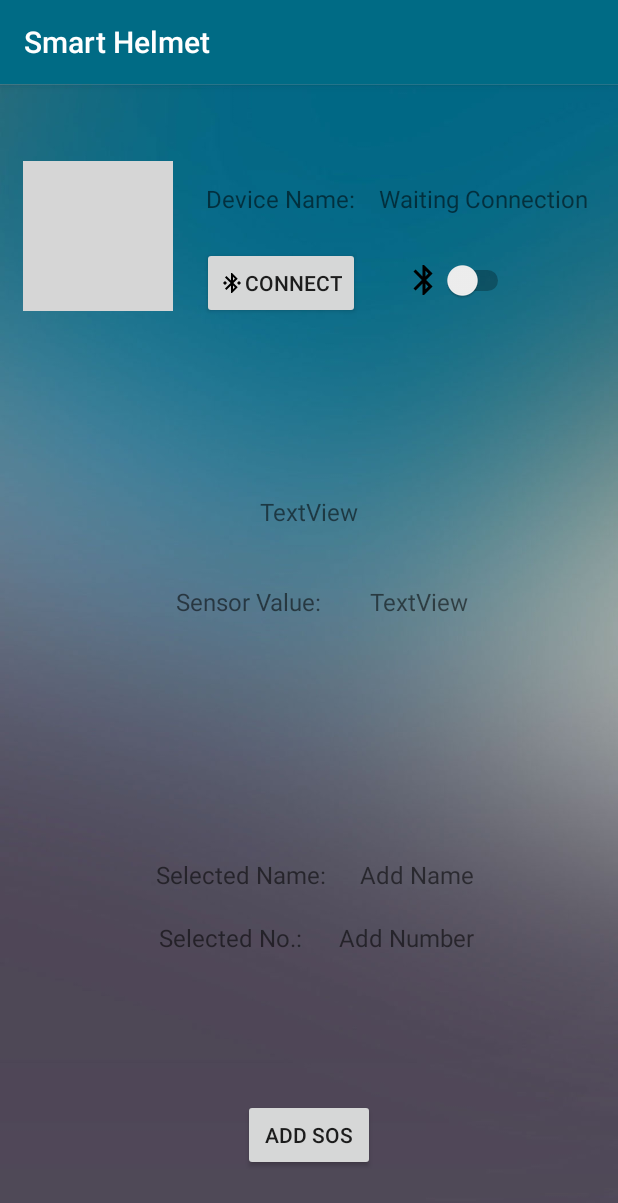
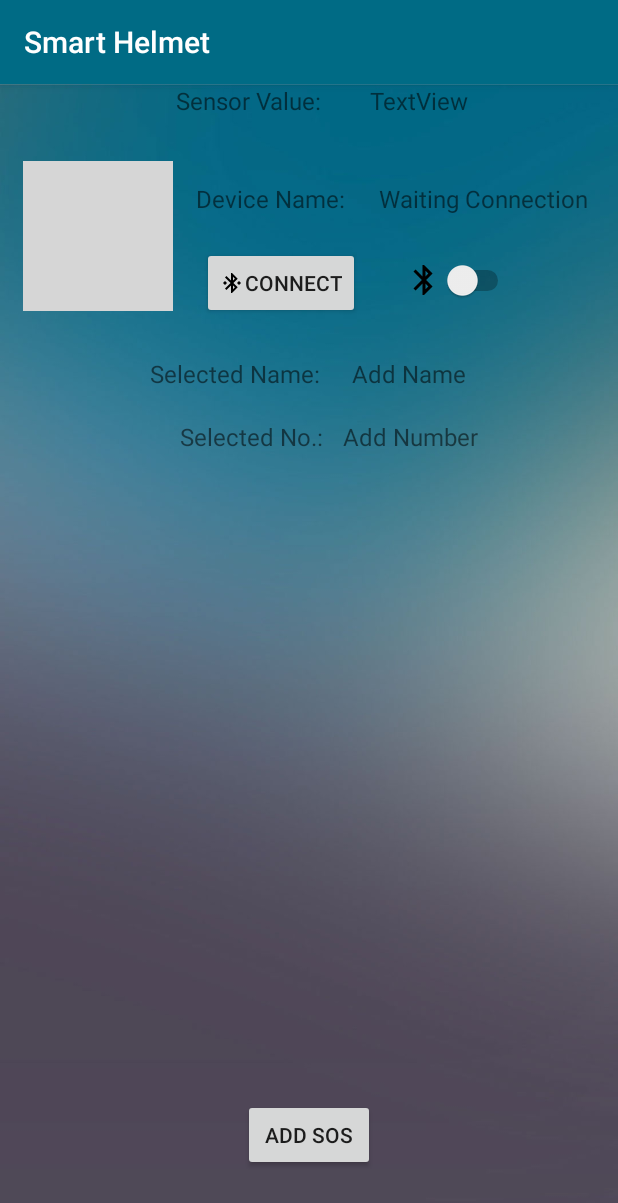
Before and after one commit to 01milan10/SmartHelmet, an Android app: the Landing screen opened directly, with no data from a screen before it, on a phone screen of 412 x 824 dp. Shown: the top 1203 px of the screen. Run offline under Robolectric (Android 15) with nearby library versions, the phone set to English and light mode, and no system bars; grey boxes are pictures that could not be loaded.

Commit message:
almost final

```diff
--- a/app/src/main/java/com/example/smarthelmet/Landing.java
+++ b/app/src/main/java/com/example/smarthelmet/Landing.java
@@ -19,6 +19,7 @@ import android.location.Criteria;
 import android.location.Location;
 import android.location.LocationListener;
 import android.location.LocationManager;
+import android.location.LocationProvider;
 import android.net.Uri;
 import android.os.Build;
 import android.os.Handler;
@@ -75,11 +76,11 @@ public class Landing extends AppCompatActivity implements LocationListener {
     String longitude, latitude;
     String namee, numberrr;
 
-    Button connectBtn, btnSOS, onOffBtn;
-    TextView deviceName, sosName, sosNumber, senseValue,currentLocation;
+    Button connectBtn, btnSOS;
+    TextView deviceName, sosName, sosNumber, senseValue;
     Switch bluetoothSwitch;
 
-    BluetoothAdapter mBlueAdapter;
+    BluetoothAdapter mBlueAdapter = BluetoothAdapter.getDefaultAdapter();
 
     DatabaseHelper databaseHelper = new DatabaseHelper(this);
 
@@ -91,13 +92,10 @@ public class Landing extends AppCompatActivity implements LocationListener {
 
         btnSOS = (Button) findViewById(R.id.btnSOS);
         connectBtn = (Button) findViewById(R.id.connectBtn);
-//        onOffBtn = (Button) findViewById(R.id.onOffBtn);
         deviceName = (TextView) findViewById(R.id.deviceName);
-//        deviceAddress = (TextView) findViewById(R.id.deviceAddress);
         sosName = (TextView) findViewById(R.id.sosName);
         sosNumber = (TextView) findViewById(R.id.sosNumber);
         senseValue = (TextView) findViewById(R.id.senseValue);
-        currentLocation =(TextView)findViewById(R.id.currentLocation);
         bluetoothSwitch =(Switch) findViewById(R.id.bluetoothSwitch);
 
         Intent intent = new Intent(this,smartService.class);
@@ -110,19 +108,18 @@ public class Landing extends AppCompatActivity implements LocationListener {
             sosName.setText(namee);
             sosNumber.setText(numberrr);
         }
+        if (mBlueAdapter.isEnabled()){
+            bluetoothSwitch.setChecked(true);
+        }
 
-
-        final int permissionCheck = ContextCompat.checkSelfPermission(Landing.this, ACCESS_FINE_LOCATION);
-        if(permissionCheck == PackageManager.PERMISSION_GRANTED){
-            Toast.makeText(Landing.this, "Request granted!!", Toast.LENGTH_LONG).show();
-        }
-        else {
+        final int permissionCheck = ContextCompat.checkSelfPermission(Landing.this, Manifest.permission.ACCESS_FINE_LOCATION);
+        if(!(permissionCheck == PackageManager.PERMISSION_GRANTED)){
             ActivityCompat.requestPermissions(Landing.this,new String[]{ACCESS_FINE_LOCATION,SEND_SMS},RequestPermissionCode);
         }
 
-        Criteria criteria = new Criteria();
+
         locationManager = (LocationManager) getSystemService(Context.LOCATION_SERVICE);
-        provider = locationManager.getBestProvider(criteria, true);
+        provider = locationManager.getBestProvider(createFineCriteria(), true);
         locationManager.requestLocationUpdates(provider, 1000, 0,this);
 
 
@@ -139,7 +136,6 @@ public class Landing extends AppCompatActivity implements LocationListener {
                     mBlueAdapter = BluetoothAdapter.getDefaultAdapter();
                     mBlueAdapter.disable();
                     deviceName.setText("Waiting...");
-//                    deviceAddress.setText("Waiting...");
                 }
             }
         });
@@ -172,21 +168,17 @@ public class Landing extends AppCompatActivity implements LocationListener {
             }
         });
 
-//        onOffBtn.setOnClickListener(new View.OnClickListener() {
-//            @Override
-//            public void onClick(View v) {
-//                mBlueAdapter = BluetoothAdapter.getDefaultAdapter();
-//                if (!mBlueAdapter.isEnabled()) {
-//                    Toast.makeText(Landing.this, "Turning On Bluetooth...", Toast.LENGTH_SHORT).show();
-//                    Intent intent = new Intent(BluetoothAdapter.ACTION_REQUEST_ENABLE);
-//                    startActivityForResult(intent, REQUEST_ENABLE_BT);
-//                } else {
-//                    mBlueAdapter.disable();
-//                    deviceName.setText("Waiting...");
-////                    deviceAddress.setText("Waiting...");
-//                }
-//            }
-//        });
+    }
+    public static Criteria createFineCriteria(){
+
+        Criteria c = new Criteria();
+        c.setAccuracy(Criteria.ACCURACY_FINE);
+        c.setAltitudeRequired(false);
+        c.setBearingRequired(false);
+        c.setSpeedRequired(false);
+        c.setCostAllowed(true);
+        c.setPowerRequirement(Criteria.POWER_HIGH);
+        return c;
 
     }
     protected void onActivityResult(int reqCode, int resultCode, Intent data) {
@@ -233,13 +225,11 @@ public class Landing extends AppCompatActivity implements LocationListener {
         } catch (Exception e) {
 
         }
-        mBlueAdapter = BluetoothAdapter.getDefaultAdapter();//get the mobile bluetooth device
-        BluetoothDevice bluetoothDevice = mBlueAdapter.getRemoteDevice(address);//connects to the device's address and checks if it's available
-        btSocket = bluetoothDevice.createInsecureRfcommSocketToServiceRecord(myUUID);//create a RFCOMM (SPP) connection
-//        btSocket = Globals.bluetoothDevice.createRfcommSocketToServiceRecord(myUUID);
+        mBlueAdapter = BluetoothAdapter.getDefaultAdapter();
+        BluetoothDevice bluetoothDevice = mBlueAdapter.getRemoteDevice(address);
+        btSocket = bluetoothDevice.createInsecureRfcommSocketToServiceRecord(myUUID);
         btSocket.connect();
         if (btSocket.isConnected()) {
-//            System.out.println("deviceAddress = " + deviceAddress);
             try {
                 outputStream = btSocket.getOutputStream();
             } catch (IOException e) {
@@ -254,7 +244,6 @@ public class Landing extends AppCompatActivity implements LocationListener {
 
         try {
             deviceName.setText(name);
-//            deviceAddress.setText(address);
         } catch (Exception e) {
             btSocket.close();
         }
@@ -278,7 +267,10 @@ public class Landing extends AppCompatActivity implements LocationListener {
                         stringBuilder.append(line);
                         sensorValue = stringBuilder.toString();
                         final int sValue = Integer.valueOf(sensorValue);
+                        System.out.println("*****************************************************************************************************************************************************************************************");
                         System.out.println("The output is:" + sensorValue);
+                        System.out.println("*****************************************************************************************************************************************************************************************");
+
                         handler.post(new Runnable() {
                             public void run() {
                                 senseValue.setText(sensorValue);
@@ -340,7 +332,10 @@ public class Landing extends AppCompatActivity implements LocationListener {
     public void onLocationChanged(Location location) {
         longitude = String.valueOf(location.getLongitude());
         latitude = String.valueOf(location.getLatitude());
-        currentLocation.setText("Latitude: "+latitude+"Longitude: "+longitude);
+//        System.out.println("*****************************************************************************************************************************************************************************************");
+//        System.out.println("Latitude: "+latitude+"Longitude: "+longitude);
+//        System.out.println("*****************************************************************************************************************************************************************************************");
+
     }
 
     @Override
@@ -382,7 +377,7 @@ class DatabaseHelper extends SQLiteOpenHelper{
         onCreate(db);
     }
     public boolean addData(String name,String number){
-        String updateTable = "UPDATE "+TABLE_NAME+" SET "+COL1+" = '"+name+"', "+COL2+" = "+number +" WHERE ID=1";
+        String updateTable = "UPDATE "+TABLE_NAME+" SET "+COL1+" = '"+name+"', "+COL2+" = '"+number +"' WHERE ID=1";
         SQLiteDatabase db = this.getWritableDatabase();
         db.execSQL(updateTable);
         return true;
--- a/app/src/main/res/layout/activity_landing.xml
+++ b/app/src/main/res/layout/activity_landing.xml
@@ -31,11 +31,8 @@
         android:layout_marginStart="15dp"
         android:layout_marginLeft="15dp"
         android:layout_marginTop="65dp"
-        android:layout_marginEnd="10dp"
-        android:layout_marginRight="10dp"
         android:text="Device Name:"
         android:textSize="16sp"
-        app:layout_constraintEnd_toStartOf="@+id/deviceName"
         app:layout_constraintStart_toEndOf="@+id/imageView3"
         app:layout_constraintTop_toTopOf="parent" />
 
@@ -46,12 +43,8 @@
         android:layout_marginStart="100dp"
         android:layout_marginLeft="100dp"
         android:layout_marginTop="160dp"
-        android:layout_marginEnd="15dp"
-        android:layout_marginRight="15dp"
         android:text="Selected Name:"
         android:textSize="16sp"
-        app:layout_constraintEnd_toStartOf="@+id/sosName"
-        app:layout_constraintHorizontal_bias="0.38"
         app:layout_constraintStart_toStartOf="parent"
         app:layout_constraintTop_toBottomOf="@+id/snsrValue" />
 
@@ -59,15 +52,11 @@
         android:id="@+id/contctNumber"
         android:layout_width="wrap_content"
         android:layout_height="wrap_content"
-        android:layout_marginStart="100dp"
-        android:layout_marginLeft="100dp"
+        android:layout_marginStart="120dp"
+        android:layout_marginLeft="120dp"
         android:layout_marginTop="20dp"
-        android:layout_marginEnd="15dp"
-        android:layout_marginRight="15dp"
         android:text="Selected No.:"
         android:textSize="16sp"
-        app:layout_constraintEnd_toStartOf="@+id/sosNumber"
-        app:layout_constraintHorizontal_bias="0.375"
         app:layout_constraintStart_toStartOf="parent"
         app:layout_constraintTop_toBottomOf="@+id/contctName" />
 
@@ -91,14 +80,13 @@
         android:layout_height="wrap_content"
         android:layout_marginStart="100dp"
         android:layout_marginLeft="100dp"
-        android:layout_marginTop="38dp"
         android:layout_marginEnd="15dp"
         android:layout_marginRight="15dp"
         android:text="Sensor Value:"
         android:textSize="16sp"
         app:layout_constraintEnd_toStartOf="@+id/senseValue"
         app:layout_constraintStart_toStartOf="parent"
-        app:layout_constraintTop_toBottomOf="@+id/currentLocation" />
+        tools:layout_editor_absoluteY="332dp" />
 
     <ImageView
         android:id="@+id/imageView3"
@@ -115,48 +103,56 @@
         android:id="@+id/deviceName"
         android:layout_width="wrap_content"
         android:layout_height="wrap_content"
+        android:layout_marginStart="22dp"
+        android:layout_marginLeft="22dp"
         android:layout_marginTop="65dp"
         android:layout_marginEnd="20dp"
         android:layout_marginRight="20dp"
         android:text="Waiting Connection"
         android:textSize="16sp"
         app:layout_constraintEnd_toEndOf="parent"
+        app:layout_constraintStart_toEndOf="@+id/dName"
         app:layout_constraintTop_toTopOf="parent" />
 
     <TextView
         android:id="@+id/senseValue"
         android:layout_width="wrap_content"
         android:layout_height="wrap_content"
-        android:layout_marginTop="38dp"
         android:layout_marginEnd="100dp"
         android:layout_marginRight="100dp"
         android:text="TextView"
         android:textSize="16sp"
         app:layout_constraintEnd_toEndOf="parent"
-        app:layout_constraintTop_toBottomOf="@+id/currentLocation" />
+        tools:layout_editor_absoluteY="332dp" />
 
     <TextView
         android:id="@+id/sosName"
         android:layout_width="wrap_content"
         android:layout_height="wrap_content"
+        android:layout_marginStart="15dp"
+        android:layout_marginLeft="15dp"
         android:layout_marginTop="160dp"
         android:layout_marginEnd="96dp"
         android:layout_marginRight="96dp"
         android:text="TextView"
         android:textSize="16sp"
         app:layout_constraintEnd_toEndOf="parent"
+        app:layout_constraintStart_toEndOf="@+id/contctName"
         app:layout_constraintTop_toBottomOf="@+id/snsrValue" />
 
     <TextView
         android:id="@+id/sosNumber"
         android:layout_width="wrap_content"
         android:layout_height="wrap_content"
+        android:layout_marginStart="15dp"
+        android:layout_marginLeft="15dp"
         android:layout_marginTop="20dp"
         android:layout_marginEnd="96dp"
         android:layout_marginRight="96dp"
         android:text="TextView"
         android:textSize="16sp"
         app:layout_constraintEnd_toEndOf="parent"
+        app:layout_constraintStart_toEndOf="@+id/contctNumber"
         app:layout_constraintTop_toBottomOf="@+id/sosName" />
 
     <!--<Button-->
@@ -167,21 +163,6 @@
     <!--android:text="ON/Off"-->
     <!--tools:layout_editor_absoluteX="291dp"-->
     <!--tools:layout_editor_absoluteY="107dp" />-->
-
-    <TextView
-        android:id="@+id/currentLocation"
-        android:layout_width="wrap_content"
-        android:layout_height="wrap_content"
-        android:layout_marginStart="176dp"
-        android:layout_marginLeft="176dp"
-        android:layout_marginTop="117dp"
-        android:layout_marginEnd="176dp"
-        android:layout_marginRight="176dp"
-        android:text="TextView"
-        android:textSize="16sp"
-        app:layout_constraintEnd_toEndOf="parent"
-        app:layout_constraintStart_toStartOf="parent"
-        app:layout_constraintTop_toBottomOf="@+id/connectBtn" />
 
     <Switch
         android:id="@+id/bluetoothSwitch"
```
